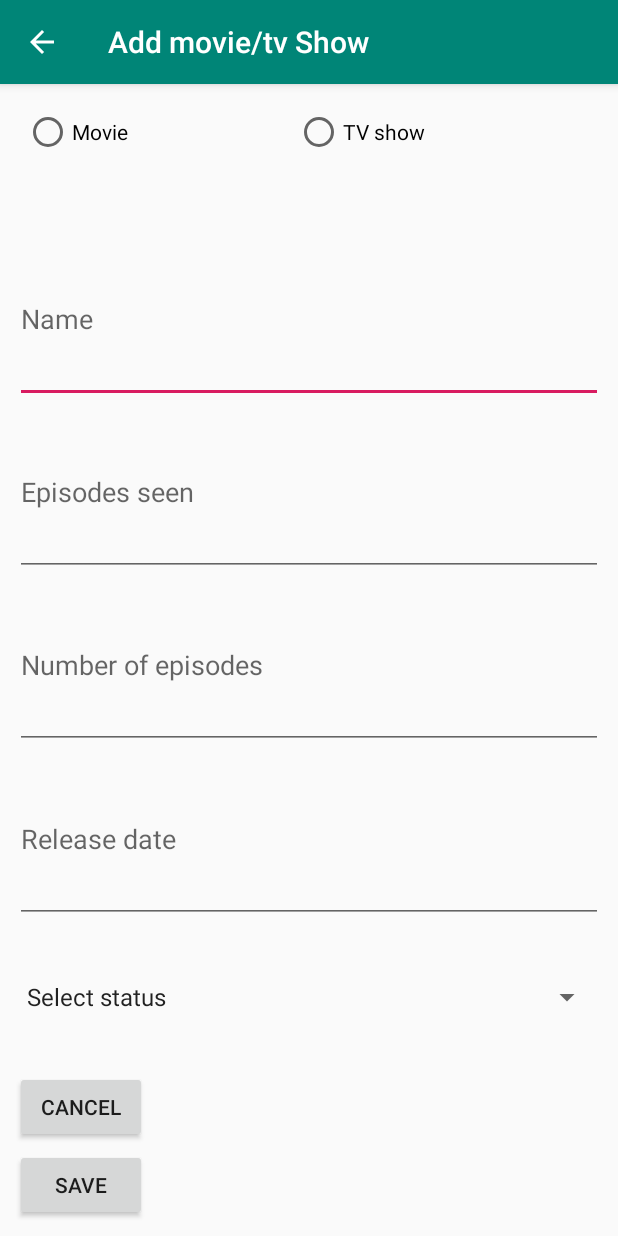
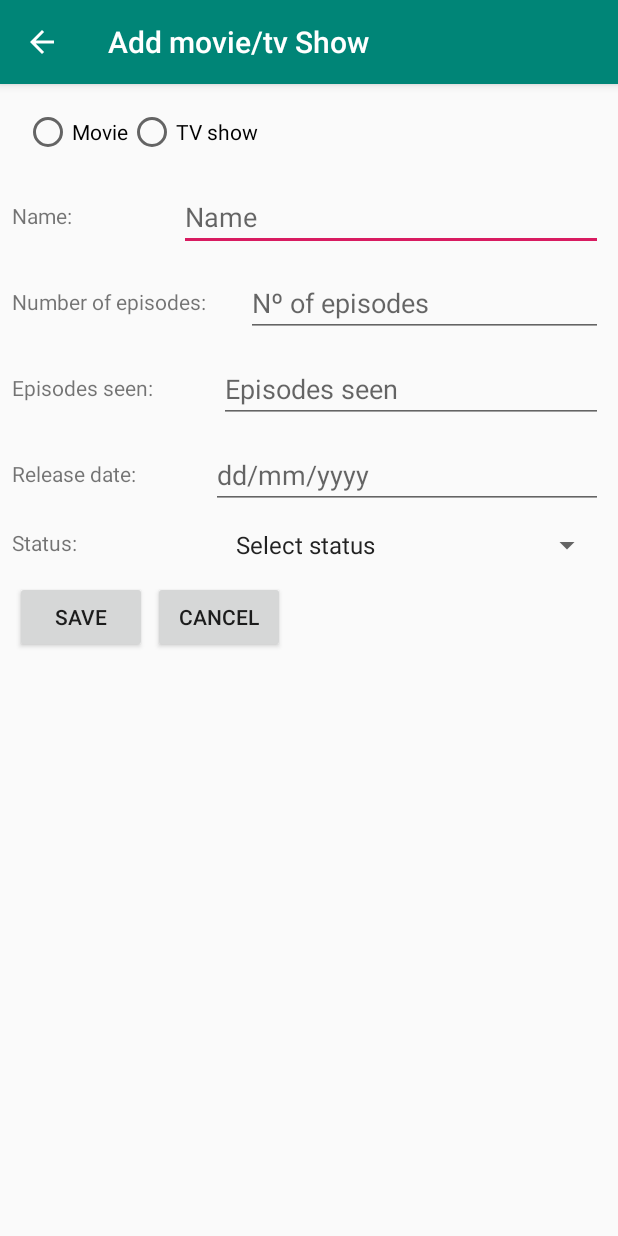
Before and after one commit to NilSilva/FilmesSeries, an Android app: the AdicionarFSActivity screen opened directly, with no data from a screen before it, on a phone screen of 412 x 824 dp. Run offline under Robolectric (Android 15) with nearby library versions, the light colour scheme and no system bars.

Commit message:
Interface da atividade para adicionar filme/serie alterada outra vez.

```diff
--- a/app/src/main/java/Nil/filmesseries/AdicionarFSActivity.java
+++ b/app/src/main/java/Nil/filmesseries/AdicionarFSActivity.java
@@ -29,15 +29,15 @@ public class AdicionarFSActivity extends AppCompatActivity {
 
     public void AddGuardarF(View view) {
         int flag = 0;
-        RadioGroup RG = findViewById(R.id.radioGroupAddF);
+        RadioGroup RG = findViewById(R.id.radioGroupAddFS);
         int checked = RG.getCheckedRadioButtonId();
-        TextView menErro = findViewById(R.id.textViewAddFormErr);
+        TextView menErro = findViewById(R.id.textViewAddFormErrFS);
 
         if(checked == -1){
             menErro.setText(getString(R.string.menErr));
             flag = 1;
         }
-        EditText editTextCampo = findViewById(R.id.editTextAddNome);
+        EditText editTextCampo = findViewById(R.id.editTextAddNomeFS);
         String textoCampo = editTextCampo.getText().toString();
 
         if(textoCampo.trim().length() == 0){
@@ -47,7 +47,7 @@ public class AdicionarFSActivity extends AppCompatActivity {
             flag = 1;
         }
 
-        editTextCampo = findViewById(R.id.editTextAddData);
+        editTextCampo = findViewById(R.id.editTextAddDataFS);
         textoCampo = editTextCampo.getText().toString();
 
         if(textoCampo.trim().length() == 0){
@@ -58,7 +58,7 @@ public class AdicionarFSActivity extends AppCompatActivity {
             flag = 1;
         }
 
-        editTextCampo = findViewById(R.id.editTextAddNum);
+        editTextCampo = findViewById(R.id.editTextAddNumFS);
         textoCampo = editTextCampo.getText().toString();
 
         if(textoCampo.trim().length() == 0){
@@ -69,7 +69,7 @@ public class AdicionarFSActivity extends AppCompatActivity {
             flag = 1;
         }
 
-        editTextCampo = findViewById(R.id.editTextAddEpiVistos);
+        editTextCampo = findViewById(R.id.editTextAddEpiVistosFS);
         textoCampo = editTextCampo.getText().toString();
 
         if(textoCampo.trim().length() == 0){
@@ -80,7 +80,7 @@ public class AdicionarFSActivity extends AppCompatActivity {
             flag = 1;
         }
 
-        Spinner spin = findViewById(R.id.spinnerAddF);
+        Spinner spin = findViewById(R.id.spinnerAddStatusF);
         String spinSel = spin.getSelectedItem().toString();
 
         if(spinSel.equals(getString(R.string.SelEstado))){
--- a/app/src/main/java/Nil/filmesseries/MainActivity.java
+++ b/app/src/main/java/Nil/filmesseries/MainActivity.java
@@ -3,13 +3,9 @@ package Nil.filmesseries;
 import android.content.Intent;
 import android.os.Bundle;
 
-import com.google.android.material.floatingactionbutton.FloatingActionButton;
-import com.google.android.material.snackbar.Snackbar;
-
 import androidx.appcompat.app.AppCompatActivity;
 import androidx.appcompat.widget.Toolbar;
 
-import android.view.View;
 import android.view.Menu;
 import android.view.MenuItem;
 import android.widget.Toast;
--- a/app/src/main/java/Nil/filmesseries/Tudo.java
+++ b/app/src/main/java/Nil/filmesseries/Tudo.java
@@ -2,9 +2,6 @@ package Nil.filmesseries;
 
 import android.content.Intent;
 import android.os.Bundle;
-
-import com.google.android.material.floatingactionbutton.FloatingActionButton;
-import com.google.android.material.snackbar.Snackbar;
 
 import androidx.appcompat.app.AppCompatActivity;
 import androidx.appcompat.widget.Toolbar;
--- a/app/src/main/res/layout/content_adicionar_fs.xml
+++ b/app/src/main/res/layout/content_adicionar_fs.xml
@@ -9,23 +9,23 @@
     tools:showIn="@layout/activity_adicionar_fs">
 
     <LinearLayout
+        android:id="@+id/layoutRadioButton"
         android:layout_width="match_parent"
-        android:layout_height="match_parent"
+        android:layout_height="wrap_content"
         android:layout_marginStart="8dp"
         android:layout_marginLeft="8dp"
         android:layout_marginTop="8dp"
         android:layout_marginEnd="8dp"
         android:layout_marginRight="8dp"
-        android:layout_marginBottom="8dp"
-        android:orientation="vertical"
-        app:layout_constraintBottom_toBottomOf="parent"
+        android:orientation="horizontal"
         app:layout_constraintEnd_toEndOf="parent"
+        app:layout_constraintHorizontal_bias="0.0"
         app:layout_constraintStart_toStartOf="parent"
         app:layout_constraintTop_toTopOf="parent">
 
         <RadioGroup
-            android:id="@+id/radioGroupAddF"
-            android:layout_width="match_parent"
+            android:id="@+id/radioGroupAddFS"
+            android:layout_width="wrap_content"
             android:layout_height="wrap_content"
             android:layout_margin="8dp"
             android:orientation="horizontal"
@@ -49,7 +49,7 @@
         </RadioGroup>
 
         <TextView
-            android:id="@+id/textViewAddFormErr"
+            android:id="@+id/textViewAddFormErrFS"
             android:layout_width="match_parent"
             android:layout_height="wrap_content"
             android:layout_margin="2dp"
@@ -59,67 +59,210 @@
             tools:layout_editor_absoluteY="8dp"
             tools:text="Selecionar formato" />
 
+    </LinearLayout>
+
+    <LinearLayout
+        android:id="@+id/layoutAddNomeFS"
+        android:layout_width="match_parent"
+        android:layout_height="wrap_content"
+        android:layout_marginStart="8dp"
+        android:layout_marginLeft="8dp"
+        android:layout_marginTop="8dp"
+        android:layout_marginEnd="8dp"
+        android:layout_marginRight="8dp"
+        android:orientation="horizontal"
+        app:layout_constraintEnd_toEndOf="parent"
+        app:layout_constraintStart_toStartOf="parent"
+        app:layout_constraintTop_toBottomOf="@+id/layoutRadioButton">
+
+        <TextView
+            android:id="@+id/textView"
+            android:layout_width="wrap_content"
+            android:layout_height="wrap_content"
+            android:layout_weight="1"
+            android:text="@string/AddNameFS" />
+
         <EditText
-            android:id="@+id/editTextAddNome"
-            android:layout_width="match_parent"
+            android:id="@+id/editTextAddNomeFS"
+            android:layout_width="wrap_content"
             android:layout_height="wrap_content"
             android:layout_margin="2dp"
             android:layout_weight="1"
             android:ems="10"
             android:hint="@string/AddHintNomeF"
+            android:importantForAutofill="no"
             android:inputType="textShortMessage|textAutoCorrect"
             tools:layout_editor_absoluteX="118dp"
             tools:layout_editor_absoluteY="8dp"
-            android:importantForAutofill="no" tools:targetApi="o" />
+            tools:targetApi="o" />
+    </LinearLayout>
+
+    <LinearLayout
+        android:id="@+id/layoutAddNumFS"
+        android:layout_width="match_parent"
+        android:layout_height="wrap_content"
+        android:layout_marginStart="8dp"
+        android:layout_marginLeft="8dp"
+        android:layout_marginTop="8dp"
+        android:layout_marginEnd="8dp"
+        android:layout_marginRight="8dp"
+        android:orientation="horizontal"
+        app:layout_constraintEnd_toEndOf="parent"
+        app:layout_constraintStart_toStartOf="parent"
+        app:layout_constraintTop_toBottomOf="@+id/layoutAddNomeFS">
+
+        <TextView
+            android:id="@+id/textView2"
+            android:layout_width="wrap_content"
+            android:layout_height="wrap_content"
+            android:layout_weight="1"
+            android:text="@string/AddNumFS" />
 
         <EditText
-            android:id="@+id/editTextAddEpiVistos"
-            android:layout_width="match_parent"
+            android:id="@+id/editTextAddNumFS"
+            android:layout_width="wrap_content"
+            android:layout_height="wrap_content"
+            android:layout_margin="2dp"
+            android:layout_weight="1"
+            android:ems="10"
+            android:hint="@string/AddHintNumF"
+            android:importantForAutofill="no"
+            android:inputType="number"
+            tools:layout_editor_absoluteX="146dp"
+            tools:layout_editor_absoluteY="106dp"
+            tools:targetApi="o" />
+    </LinearLayout>
+
+    <LinearLayout
+        android:id="@+id/layoutAddEpiVistos"
+        android:layout_width="match_parent"
+        android:layout_height="wrap_content"
+        android:layout_marginStart="8dp"
+        android:layout_marginLeft="8dp"
+        android:layout_marginTop="8dp"
+        android:layout_marginEnd="8dp"
+        android:layout_marginRight="8dp"
+        android:orientation="horizontal"
+        app:layout_constraintEnd_toEndOf="parent"
+        app:layout_constraintStart_toStartOf="parent"
+        app:layout_constraintTop_toBottomOf="@+id/layoutAddNumFS">
+
+        <TextView
+            android:id="@+id/textView3"
+            android:layout_width="wrap_content"
+            android:layout_height="wrap_content"
+            android:layout_weight="1"
+            android:text="@string/AddEpiVistosFS" />
+
+        <EditText
+            android:id="@+id/editTextAddEpiVistosFS"
+            android:layout_width="wrap_content"
             android:layout_height="wrap_content"
             android:layout_margin="2dp"
             android:layout_weight="1"
             android:ems="10"
             android:hint="@string/AddHintEpiVistosF"
-            android:inputType="textShortMessage|textAutoCorrect"
+            android:importantForAutofill="no"
+            android:inputType="number"
             tools:layout_editor_absoluteX="145dp"
-            tools:layout_editor_absoluteY="167dp"
-            android:importantForAutofill="no" tools:targetApi="o" />
+            tools:layout_editor_absoluteY="175dp"
+            tools:targetApi="o" />
+    </LinearLayout>
+
+    <LinearLayout
+        android:id="@+id/layoutAddData"
+        android:layout_width="match_parent"
+        android:layout_height="wrap_content"
+        android:layout_marginStart="8dp"
+        android:layout_marginLeft="8dp"
+        android:layout_marginTop="8dp"
+        android:layout_marginEnd="8dp"
+        android:layout_marginRight="8dp"
+        android:orientation="horizontal"
+        app:layout_constraintEnd_toEndOf="parent"
+        app:layout_constraintStart_toStartOf="parent"
+        app:layout_constraintTop_toBottomOf="@+id/layoutAddEpiVistos">
+
+        <TextView
+            android:id="@+id/textView4"
+            android:layout_width="wrap_content"
+            android:layout_height="wrap_content"
+            android:layout_weight="1"
+            android:text="@string/AddDataFS" />
 
         <EditText
-            android:id="@+id/editTextAddNum"
-            android:layout_width="match_parent"
-            android:layout_height="wrap_content"
-            android:layout_margin="2dp"
-            android:layout_weight="1"
-            android:ems="10"
-            android:hint="@string/AddHintNumF"
-            android:inputType="textShortMessage|textAutoCorrect"
-            tools:layout_editor_absoluteX="146dp"
-            tools:layout_editor_absoluteY="98dp"
-            android:importantForAutofill="no" tools:targetApi="o" />
-
-        <EditText
-            android:id="@+id/editTextAddData"
-            android:layout_width="match_parent"
+            android:id="@+id/editTextAddDataFS"
+            android:layout_width="wrap_content"
             android:layout_height="wrap_content"
             android:layout_margin="2dp"
             android:layout_weight="1"
             android:autofillHints=""
             android:ems="10"
             android:hint="@string/AddHintDataF"
-            android:inputType="textShortMessage|textAutoCorrect"
+            android:inputType="date"
             tools:layout_editor_absoluteX="140dp"
-            tools:layout_editor_absoluteY="53dp" tools:targetApi="o" />
+            tools:layout_editor_absoluteY="61dp"
+            tools:targetApi="o" />
+    </LinearLayout>
+
+    <LinearLayout
+        android:id="@+id/layoutAddStatusFS"
+        android:layout_width="match_parent"
+        android:layout_height="wrap_content"
+        android:layout_marginStart="8dp"
+        android:layout_marginLeft="8dp"
+        android:layout_marginTop="8dp"
+        android:layout_marginEnd="8dp"
+        android:layout_marginRight="8dp"
+        android:orientation="horizontal"
+        app:layout_constraintEnd_toEndOf="parent"
+        app:layout_constraintStart_toStartOf="parent"
+        app:layout_constraintTop_toBottomOf="@+id/layoutAddData">
+
+        <TextView
+            android:id="@+id/textView5"
+            android:layout_width="wrap_content"
+            android:layout_height="wrap_content"
+            android:layout_weight="1"
+            android:text="@string/AddStatusFS" />
 
         <Spinner
-            android:id="@+id/spinnerAddF"
-            android:layout_width="match_parent"
+            android:id="@+id/spinnerAddStatusF"
+            android:layout_width="wrap_content"
             android:layout_height="wrap_content"
             android:layout_margin="2dp"
             android:layout_weight="1"
             android:entries="@array/OpcoesEstado"
             tools:layout_editor_absoluteX="146dp"
-            tools:layout_editor_absoluteY="143dp" />
+            tools:layout_editor_absoluteY="151dp" />
+    </LinearLayout>
+
+    <LinearLayout
+        android:id="@+id/layoutAddButtonsFS"
+        android:layout_width="match_parent"
+        android:layout_height="wrap_content"
+        android:layout_marginStart="8dp"
+        android:layout_marginLeft="8dp"
+        android:layout_marginTop="8dp"
+        android:layout_marginEnd="8dp"
+        android:layout_marginRight="8dp"
+        android:orientation="horizontal"
+        app:layout_constraintEnd_toEndOf="parent"
+        app:layout_constraintStart_toStartOf="parent"
+        app:layout_constraintTop_toBottomOf="@+id/layoutAddStatusFS">
+
+        <Button
+            android:id="@+id/buttonAddGuardar"
+            android:layout_width="wrap_content"
+            android:layout_height="wrap_content"
+            android:layout_margin="2dp"
+            android:layout_marginEnd="8dp"
+            android:layout_marginRight="8dp"
+            android:onClick="AddGuardarF"
+            android:text="@string/AddGuardarF"
+            app:layout_constraintEnd_toEndOf="parent"
+            tools:layout_editor_absoluteY="23dp"
+            tools:ignore="ButtonStyle" />
 
         <Button
             android:id="@+id/buttonAddCancelar"
@@ -127,22 +270,12 @@
             android:layout_height="wrap_content"
             android:layout_margin="2dp"
             android:layout_marginStart="8dp"
+            android:layout_marginLeft="8dp"
             android:onClick="AddCancelarF"
             android:text="@string/AddCancelarF"
             app:layout_constraintStart_toStartOf="parent"
-            tools:layout_editor_absoluteY="16dp"
-            android:layout_marginLeft="8dp" />
+            tools:layout_editor_absoluteY="22dp"
+            tools:ignore="ButtonStyle" />
+    </LinearLayout>
 
-        <Button
-            android:id="@+id/buttonAddGuardar"
-            android:layout_width="wrap_content"
-            android:layout_height="wrap_content"
-            android:layout_margin="2dp"
-            android:layout_marginEnd="8dp"
-            android:onClick="AddGuardarF"
-            android:text="@string/AddGuardarF"
-            app:layout_constraintEnd_toEndOf="parent"
-            tools:layout_editor_absoluteY="16dp"
-            android:layout_marginRight="8dp" />
-    </LinearLayout>
 </androidx.constraintlayout.widget.ConstraintLayout>
--- a/app/src/main/res/menu/menu_main.xml
+++ b/app/src/main/res/menu/menu_main.xml
@@ -1,5 +1,4 @@
 <menu xmlns:android="http://schemas.android.com/apk/res/android"
-    xmlns:app="http://schemas.android.com/apk/res-auto"
     xmlns:tools="http://schemas.android.com/tools"
     tools:context="Nil.filmesseries.MainActivity">
 
--- a/app/src/main/res/values/strings.xml
+++ b/app/src/main/res/values/strings.xml
@@ -16,6 +16,7 @@
         <item>Select status</item>
         <item>Not seen</item>
         <item>Watching</item>
+        <item>Watched</item>
     </string-array>
     <string name="title_activity_adicionar_fs">Add movie/tv Show</string>
     <string name="menErr">This field is mandatory</string>
@@ -24,10 +25,15 @@
     <string name="AddFormF">Movie</string>
     <string name="AddFormS">TV show</string>
     <string name="AddHintNomeF">Name</string>
-    <string name="AddHintDataF">Release date</string>
-    <string name="AddHintNumF">Number of episodes</string>
+    <string name="AddHintDataF">dd/mm/yyyy</string>
+    <string name="AddHintNumF">Nº of episodes</string>
     <string name="AddHintEpiVistosF">Episodes seen</string>
     <string name="AddGuardarF">Save</string>
     <string name="AddCancelarF">Cancel</string>
+    <string name="AddNameFS">Name:</string>
+    <string name="AddNumFS">Number of episodes:</string>
+    <string name="AddEpiVistosFS">Episodes seen:</string>
+    <string name="AddDataFS">Release date:</string>
+    <string name="AddStatusFS">Status:</string>
 
 </resources>
```
Also changed, not shown: 1 other file.
